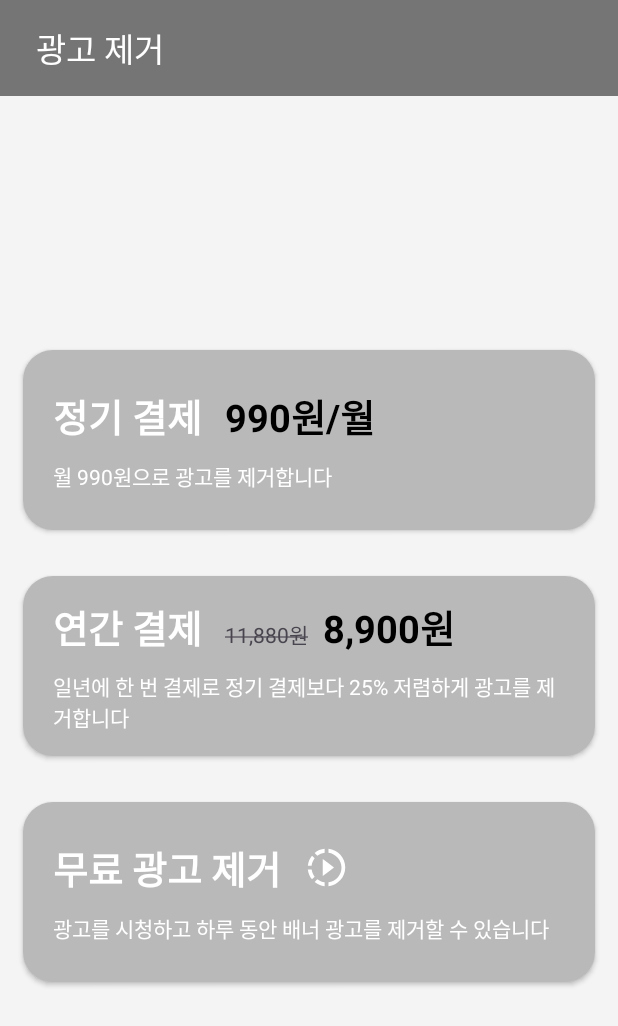
After one commit to hoyaboi/Vocabulary, an Android app: the RemoveAd screen opened directly, with no data from a screen before it, on a phone screen of 412 x 824 dp. The commit adds this screen. Shown: the top 1026 px of the screen. Run offline under Robolectric (Android 15) with nearby library versions, the phone set to English and light mode, and no system bars.

Commit message:
v2.0.7a-20240818
인앱 결제 UI 추가

```diff
--- /dev/null
+++ b/app/src/main/java/com/example/vocabulary/RemoveAd.kt
@@ -0,0 +1,33 @@
+package hoya.studio.vocabulary
+
+import android.graphics.Paint
+import android.os.Bundle
+import android.view.View
+import android.widget.TextView
+import androidx.activity.enableEdgeToEdge
+import androidx.appcompat.app.AppCompatActivity
+import androidx.core.content.ContextCompat
+import androidx.core.view.ViewCompat
+import androidx.core.view.WindowInsetsCompat
+import hoya.studio.vocabulary.R
+
+class RemoveAd : AppCompatActivity() {
+    private lateinit var originPriceText: TextView
+
+    override fun onCreate(savedInstanceState: Bundle?) {
+        super.onCreate(savedInstanceState)
+        setContentView(R.layout.activity_remove_ad)
+        // 상태표시줄 색상 변경
+        window.statusBarColor = ContextCompat.getColor(this, R.color.gray)
+        window.decorView.systemUiVisibility = View.SYSTEM_UI_FLAG_LIGHT_STATUS_BAR
+
+        setupViews()
+
+
+    }
+
+    private fun setupViews() {
+        originPriceText = findViewById(R.id.org_price_text)
+        originPriceText.paintFlags = originPriceText.paintFlags or Paint.STRIKE_THRU_TEXT_FLAG
+    }
+}
--- a/app/src/main/java/com/example/vocabulary/tab/SettingsFragment.kt
+++ b/app/src/main/java/com/example/vocabulary/tab/SettingsFragment.kt
@@ -14,6 +14,7 @@ import hoya.studio.vocabulary.R
 import hoya.studio.vocabulary.SignInActivity
 import com.google.android.material.textfield.TextInputEditText
 import com.google.firebase.auth.FirebaseAuth
+import hoya.studio.vocabulary.RemoveAd
 
 class SettingsFragment : Fragment() {
 
@@ -23,7 +24,7 @@ class SettingsFragment : Fragment() {
     private lateinit var nameText: TextView
     private lateinit var wordCountText: TextView
     private lateinit var checkedCountText: TextView
-    private lateinit var removeAddText: TextView
+    private lateinit var removeAdText: TextView
     private lateinit var changeNameText: TextView
     private lateinit var changePwdText: TextView
     private lateinit var signOutText: TextView
@@ -46,7 +47,7 @@ class SettingsFragment : Fragment() {
 
         setPersonalInfo()
 
-        removeAddText.setOnClickListener {
+        removeAdText.setOnClickListener {
             removeAdd()
         }
 
@@ -73,7 +74,7 @@ class SettingsFragment : Fragment() {
         checkedCountText = view.findViewById(R.id.checked_word_count_text)
         changeNameText = view.findViewById(R.id.change_name_text)
         changePwdText = view.findViewById(R.id.change_pwd_text)
-        removeAddText = view.findViewById(R.id.remove_add_text)
+        removeAdText = view.findViewById(R.id.remove_ad_text)
         signOutText = view.findViewById(R.id.sign_out_text)
         deleteAccountText = view.findViewById(R.id.delete_account_text)
     }
@@ -102,7 +103,7 @@ class SettingsFragment : Fragment() {
     }
 
     private fun removeAdd() {
-
+        startActivity(Intent(requireContext(), RemoveAd::class.java))
     }
 
     private fun changeName() {
--- /dev/null
+++ b/app/src/main/res/drawable/icon_video.xml
@@ -0,0 +1,5 @@
+<vector xmlns:android="http://schemas.android.com/apk/res/android" android:height="24dp" android:tint="#FFFFFF" android:viewportHeight="24" android:viewportWidth="24" android:width="24dp">
+
+    <path android:fillColor="@android:color/white" android:pathData="M13.05,9.79L10,7.5v9l3.05,-2.29L16,12zM13.05,9.79L10,7.5v9l3.05,-2.29L16,12zM13.05,9.79L10,7.5v9l3.05,-2.29L16,12zM11,4.07L11,2.05c-2.01,0.2 -3.84,1 -5.32,2.21L7.1,5.69c1.11,-0.86 2.44,-1.44 3.9,-1.62zM5.69,7.1L4.26,5.68C3.05,7.16 2.25,8.99 2.05,11h2.02c0.18,-1.46 0.76,-2.79 1.62,-3.9zM4.07,13L2.05,13c0.2,2.01 1,3.84 2.21,5.32l1.43,-1.43c-0.86,-1.1 -1.44,-2.43 -1.62,-3.89zM5.68,19.74C7.16,20.95 9,21.75 11,21.95v-2.02c-1.46,-0.18 -2.79,-0.76 -3.9,-1.62l-1.42,1.43zM22,12c0,5.16 -3.92,9.42 -8.95,9.95v-2.02C16.97,19.41 20,16.05 20,12s-3.03,-7.41 -6.95,-7.93L13.05,2.05C18.08,2.58 22,6.84 22,12z"/>
+
+</vector>
--- /dev/null
+++ b/app/src/main/res/layout/activity_remove_ad.xml
@@ -0,0 +1,187 @@
+<?xml version="1.0" encoding="utf-8"?>
+<RelativeLayout
+    xmlns:android="http://schemas.android.com/apk/res/android"
+    xmlns:tools="http://schemas.android.com/tools"
+    xmlns:app="http://schemas.android.com/apk/res-auto"
+    android:id="@+id/main"
+    android:layout_width="match_parent"
+    android:layout_height="match_parent"
+    android:background="@color/back_gray"
+    tools:context="hoya.studio.vocabulary.RemoveAd">
+
+    <com.google.android.material.appbar.AppBarLayout
+        android:id="@+id/appbar_container"
+        android:layout_width="match_parent"
+        android:layout_height="wrap_content"
+        android:backgroundTint="@color/gray">
+
+        <com.google.android.material.appbar.MaterialToolbar
+            android:id="@+id/toolbar"
+            android:layout_width="match_parent"
+            android:layout_height="wrap_content"
+            android:paddingStart="20dp"
+            android:paddingEnd="20dp"
+            app:title="@string/remove_ad"
+            app:titleTextColor="@color/white"/>
+
+    </com.google.android.material.appbar.AppBarLayout>
+
+    <LinearLayout
+        android:layout_width="match_parent"
+        android:layout_height="match_parent"
+        android:layout_below="@id/appbar_container"
+        android:gravity="center"
+        android:orientation="vertical">
+
+        <LinearLayout
+            android:id="@+id/remove_ad_subs"
+            android:layout_width="match_parent"
+            android:layout_height="120dp"
+            android:layout_margin="15dp"
+            android:gravity="center_vertical"
+            android:orientation="vertical"
+            android:background="@drawable/border"
+            android:clickable="true"
+            android:focusable="true"
+            android:elevation="2dp">
+
+            <LinearLayout
+                android:layout_width="match_parent"
+                android:layout_height="wrap_content"
+                android:layout_marginBottom="10dp"
+                android:orientation="horizontal">
+
+                <TextView
+                    android:layout_width="wrap_content"
+                    android:layout_height="wrap_content"
+                    android:paddingStart="20dp"
+                    android:paddingEnd="15dp"
+                    android:text="@string/remove_ad_subs_text"
+                    android:textColor="@color/white"
+                    android:textStyle="bold"
+                    android:textSize="25sp"/>
+
+                <TextView
+                    android:layout_width="wrap_content"
+                    android:layout_height="wrap_content"
+                    android:text="@string/remove_ad_subs_price"
+                    android:textColor="@color/black"
+                    android:textStyle="bold"
+                    android:textSize="25sp"/>
+
+            </LinearLayout>
+
+            <TextView
+                android:layout_width="wrap_content"
+                android:layout_height="wrap_content"
+                android:paddingStart="20dp"
+                android:paddingEnd="20dp"
+                android:text="@string/remove_ad_subs_desc"
+                android:textColor="@color/white"/>
+
+        </LinearLayout>
+
+        <LinearLayout
+            android:id="@+id/remove_ad_one_price"
+            android:layout_width="match_parent"
+            android:layout_height="120dp"
+            android:layout_margin="15dp"
+            android:gravity="center_vertical"
+            android:orientation="vertical"
+            android:background="@drawable/border"
+            android:clickable="true"
+            android:focusable="true"
+            android:elevation="2dp">
+
+            <LinearLayout
+                android:layout_width="match_parent"
+                android:layout_height="wrap_content"
+                android:layout_marginBottom="10dp"
+                android:orientation="horizontal">
+
+                <TextView
+                    android:layout_width="wrap_content"
+                    android:layout_height="wrap_content"
+                    android:paddingStart="20dp"
+                    android:paddingEnd="15dp"
+                    android:text="@string/remove_ad_one_time_text"
+                    android:textColor="@color/white"
+                    android:textStyle="bold"
+                    android:textSize="25sp"/>
+
+                <TextView
+                    android:id="@+id/org_price_text"
+                    android:layout_width="wrap_content"
+                    android:layout_height="wrap_content"
+                    android:layout_marginEnd="10dp"
+                    android:text="@string/remove_ad_one_price_org"/>
+
+                <TextView
+                    android:layout_width="wrap_content"
+                    android:layout_height="wrap_content"
+                    android:text="@string/remove_ad_one_price_sale"
+                    android:textColor="@color/black"
+                    android:textStyle="bold"
+                    android:textSize="25sp"/>
+
+            </LinearLayout>
+
+            <TextView
+                android:layout_width="wrap_content"
+                android:layout_height="wrap_content"
+                android:paddingStart="20dp"
+                android:paddingEnd="20dp"
+                android:text="@string/remove_ad_one_price_desc"
+                android:textColor="@color/white"/>
+
+        </LinearLayout>
+
+        <LinearLayout
+            android:id="@+id/remove_ad_free"
+            android:layout_width="match_parent"
+            android:layout_height="120dp"
+            android:layout_margin="15dp"
+            android:gravity="center_vertical"
+            android:orientation="vertical"
+            android:background="@drawable/border"
+            android:clickable="true"
+            android:focusable="true"
+            android:elevation="2dp">
+
+            <LinearLayout
+                android:layout_width="match_parent"
+                android:layout_height="wrap_content"
+                android:layout_marginBottom="10dp"
+                android:orientation="horizontal">
+
+                <TextView
+                    android:layout_width="wrap_content"
+                    android:layout_height="wrap_content"
+                    android:paddingStart="20dp"
+                    android:paddingEnd="15dp"
+                    android:text="@string/remove_ad_free_text"
+                    android:textColor="@color/white"
+                    android:textStyle="bold"
+                    android:textSize="25sp"/>
+
+                <View
+                    android:layout_width="30dp"
+                    android:layout_height="30dp"
+                    android:layout_gravity="center_vertical"
+                    android:background="@drawable/icon_video"/>
+
+            </LinearLayout>
+
+            <TextView
+                android:layout_width="wrap_content"
+                android:layout_height="wrap_content"
+                android:paddingStart="20dp"
+                android:paddingEnd="20dp"
+                android:text="@string/remove_ad_free_desc"
+                android:textColor="@color/white"/>
+
+        </LinearLayout>
+
+    </LinearLayout>
+
+</RelativeLayout>
--- a/app/src/main/res/layout/fragment_settings.xml
+++ b/app/src/main/res/layout/fragment_settings.xml
@@ -147,27 +147,25 @@
         android:orientation="vertical">
 
         <TextView
-            android:id="@+id/remove_add_text"
+            android:id="@+id/remove_ad_text"
             android:layout_width="match_parent"
             android:layout_height="wrap_content"
             android:paddingStart="20dp"
             android:paddingEnd="20dp"
             android:paddingTop="15dp"
             android:paddingBottom="15dp"
-            android:text="@string/remove_add"
+            android:text="@string/remove_ad"
             android:textSize="17sp"
             android:clickable="true"
             android:focusable="true"
-            android:foreground="?android:attr/selectableItemBackground"
-            android:visibility="gone"/>
+            android:foreground="?android:attr/selectableItemBackground"/>
 
         <View
             android:layout_width="match_parent"
             android:layout_height="1dp"
             android:layout_marginStart="10dp"
             android:layout_marginEnd="10dp"
-            android:background="@color/line_gray"
-            android:visibility="gone"/>
+            android:background="@color/line_gray"/>
 
         <TextView
             android:id="@+id/change_name_text"
--- a/app/src/main/res/values/strings.xml
+++ b/app/src/main/res/values/strings.xml
@@ -56,9 +56,20 @@
     <string name="origin_pwd">기존 비밀번호</string>
     <string name="new_pwd">새 비밀번호</string>
     <string name="check_new_pwd">새 비밀번호 확인</string>
-    <string name="remove_add">광고 제거</string>
+    <string name="remove_ad">광고 제거</string>
     <string name="delete_account">탈퇴하기</string>
-    <string name="version">버전 2.0.4a</string>
+    <string name="version">버전 2.0.7a</string>
+
+    <!--  광고 제거  -->
+    <string name="remove_ad_subs_text">정기 결제</string>
+    <string name="remove_ad_subs_price">990원/월</string>
+    <string name="remove_ad_subs_desc">월 990원으로 광고를 제거합니다</string>
+    <string name="remove_ad_one_time_text">연간 결제</string>
+    <string name="remove_ad_one_price_org">11,880원</string>
+    <string name="remove_ad_one_price_sale">8,900원</string>
+    <string name="remove_ad_one_price_desc">일년에 한 번 결제로 정기 결제보다 25% 저렴하게 광고를 제거합니다</string>
+    <string name="remove_ad_free_text">무료 광고 제거</string>
+    <string name="remove_ad_free_desc">광고를 시청하고 하루 동안 배너 광고를 제거할 수 있습니다</string>
 
     <!--  로딩 텍스트  -->
     <string name="loading_vacabs">단어장 불러오는 중..</string>
```
Also changed, not shown: app/src/main/AndroidManifest.xml (+8 -6 lines).
